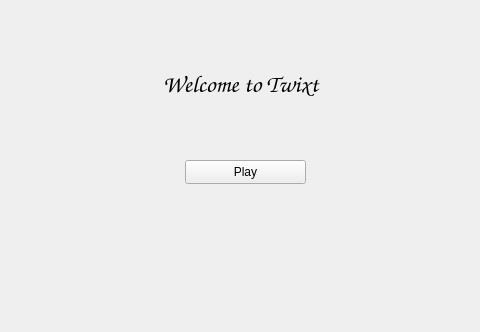
Above: Qt-ui/mainmenuwidget.ui from onisimm/Cookie-Byte-10LF323 before the change; both pictures show x 85 to 565 and y 0 to 332 of the 650 by 450 pixel window. Below: the same form after it.
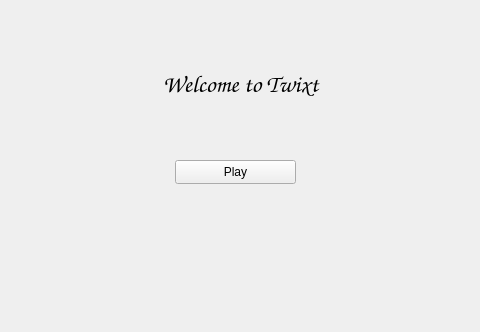
That is the form after the change.

Commit message: Added MainMenu to game button click functionality

Diff of the .ui file:
```diff
--- a/Qt-ui/mainmenuwidget.ui
+++ b/Qt-ui/mainmenuwidget.ui
@@ -38,7 +38,7 @@
   <widget class="QPushButton" name="pushButton">
    <property name="geometry">
     <rect>
-     <x>270</x>
+     <x>260</x>
      <y>160</y>
      <width>121</width>
      <height>24</height>
```
Left out of the diff: 4 changed lines with no effect on the pictures. The commit also changes 6 other files.
